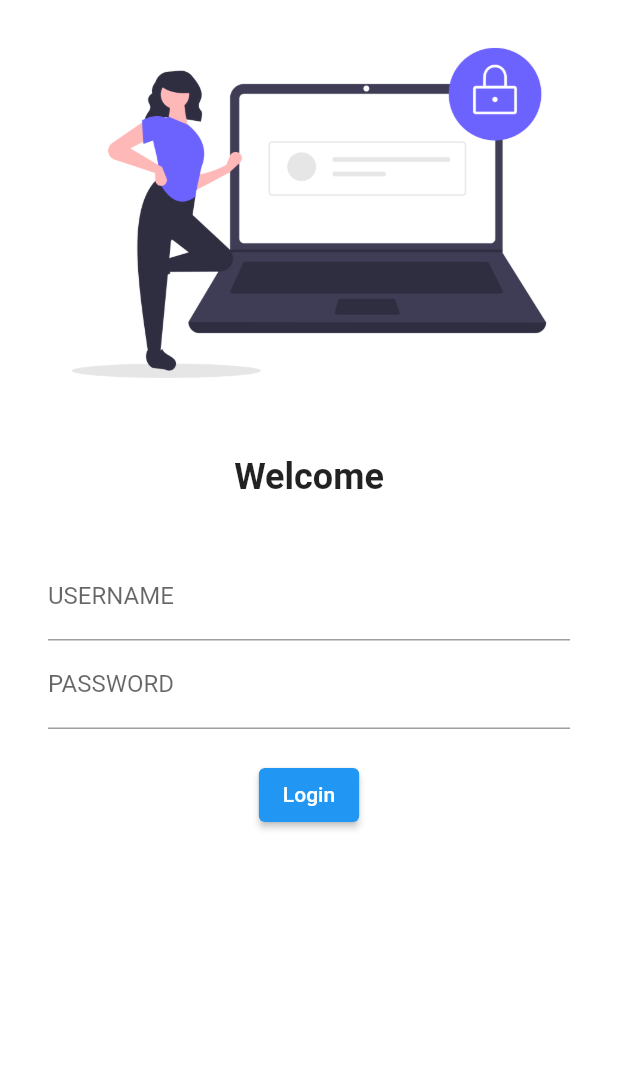
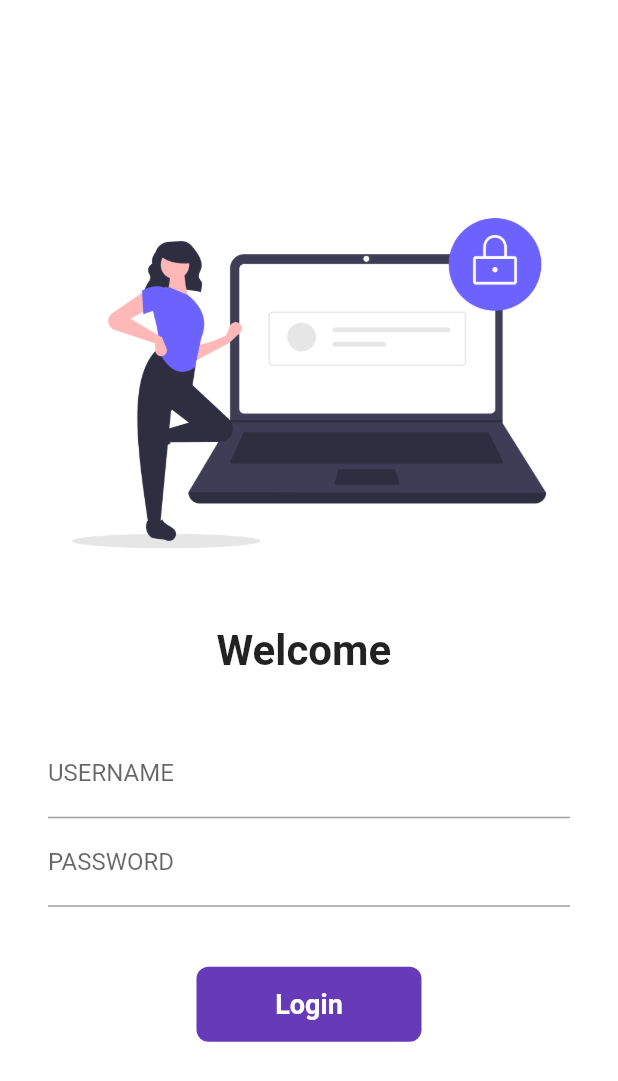
Before and after one commit to hunain77/flutterProjj, a Flutter app: the screen it shows after launch, on a phone screen of 412 x 824 dp. Shown: the top 1081 px of the screen. Run offline on Flutter 3.47's test engine with Material 2 defaults, Android fonts, the light colour scheme and no system bars; our stand-ins replace google_fonts.

Commit message:
day6 compeltetd

```diff
--- a/lib/main.dart
+++ b/lib/main.dart
@@ -1,5 +1,6 @@
 import 'package:blockchain_app/pages/homepage.dart';
 import 'package:blockchain_app/pages/loginpage.dart';
+import 'package:blockchain_app/utilies/route.dart';
 import 'package:flutter/material.dart';
 import 'package:google_fonts/google_fonts.dart';
 
@@ -12,6 +13,7 @@ class MyApp extends StatelessWidget {
   @override
   Widget build(BuildContext context) {
     return MaterialApp(
+      debugShowCheckedModeBanner: false,
       themeMode: ThemeMode.dark,
       theme: ThemeData(
         primarySwatch: Colors.deepPurple,
@@ -23,8 +25,8 @@ class MyApp extends StatelessWidget {
       initialRoute: "/login",
       routes: {
         "/": (context) => LoginPage(),
-        "/home": (context) => HomePage(),
-        "/login": (context) => LoginPage()
+        MyRoutes.homeRoute: (context) => HomePage(),
+        MyRoutes.loginRoute: (context) => LoginPage()
       },
     );
   }
--- a/lib/pages/loginpage.dart
+++ b/lib/pages/loginpage.dart
@@ -1,11 +1,21 @@
+import 'package:blockchain_app/utilies/route.dart';
 import 'package:flutter/material.dart';
 
-class LoginPage extends StatelessWidget {
+class LoginPage extends StatefulWidget {
+  @override
+  _LoginPageState createState() => _LoginPageState();
+}
+
+class _LoginPageState extends State<LoginPage> {
+  String name = "";
+  bool changeButton = false;
+
   @override
   Widget build(BuildContext context) {
     return Material(
       color: Colors.white,
       child: Center(
+        child: SingleChildScrollView(
           child: Column(
             children: [
               Image.asset(
@@ -16,20 +26,24 @@ class LoginPage extends StatelessWidget {
                 height: 20.0,
               ),
               Text(
-              "Welcome",
-              style: TextStyle(fontSize: 24, fontWeight: FontWeight.bold),
+                "Welcome $name",
+                style: TextStyle(fontSize: 28, fontWeight: FontWeight.bold),
               ),
               SizedBox(
                 height: 20.0,
               ),
               Padding(
-              padding:
-                  const EdgeInsets.symmetric(vertical: 16.0, horizontal: 32.0),
+                padding: const EdgeInsets.symmetric(
+                    vertical: 16.0, horizontal: 32.0),
                 child: Column(
                   children: [
                     TextField(
                       decoration: InputDecoration(
                           hintText: " ENTER USERNAME", labelText: "USERNAME"),
+                      onChanged: (value) {
+                        name = value;
+                        setState(() {});
+                      },
                     ),
                     TextField(
                       obscureText: true,
@@ -37,21 +51,61 @@ class LoginPage extends StatelessWidget {
                           hintText: " ENTER PASSWORD", labelText: "PASSWORD"),
                     ),
                     SizedBox(
-                    height: 20.0,
+                      height: 40.0,
                     ),
-                  ElevatedButton(
-                    onPressed: () {
-                      print("Hi Hunain");
+                    InkWell(
+                      onTap: () async {
+                        setState(() {
+                          changeButton = true;
+                        });
+                        await Future.delayed(
+                          Duration(seconds: 1),
+                        );
+                        Navigator.pushNamed(context, MyRoutes.homeRoute);
                       },
-                    child: Text("Login"),
-                    style: TextButton.styleFrom(),
+                      child: AnimatedContainer(
+                        duration: Duration(seconds: 1),
+                        width: changeButton ? 50 : 150,
+                        height: 50,
+                        alignment: Alignment.center,
+                        child: changeButton
+                            ? Icon(
+                                Icons.done,
+                                color: Colors.white,
                               )
+                            : Text(
+                                'Login',
+                                style: TextStyle(
+                                    color: Colors.white,
+                                    fontWeight: FontWeight.bold,
+                                    fontSize: 18),
+                              ),
+                        decoration: BoxDecoration(
+                          color: Colors.deepPurple,
+                          // shape: changeButton
+                          // ? BoxShape.circle
+                          // : BoxShape.rectangle,
+                          borderRadius:
+                              BorderRadius.circular(changeButton ? 50 : 8),
+                        ),
+                      ),
+                    ),
+                    // ElevatedButton(
+                    //   onPressed: () {
+                    //     Navigator.pushNamed(context, MyRoutes.homeRoute);
+                    //   },
+                    //   child: Text("Login"),
+                    //   style: TextButton.styleFrom(
+                    //     minimumSize: Size(150, 40),
+                    //   ),
+                    // )
                   ],
                 ),
               )
             ],
           ),
         ),
+      ),
     );
   }
 }
--- /dev/null
+++ b/lib/utilies/route.dart
@@ -0,0 +1,6 @@
+import 'package:flutter/material.dart';
+
+class MyRoutes {
+  static String loginRoute = "/login";
+  static String homeRoute = "/home";
+}
```
Lines whose indentation alone changed are shown as unchanged.
